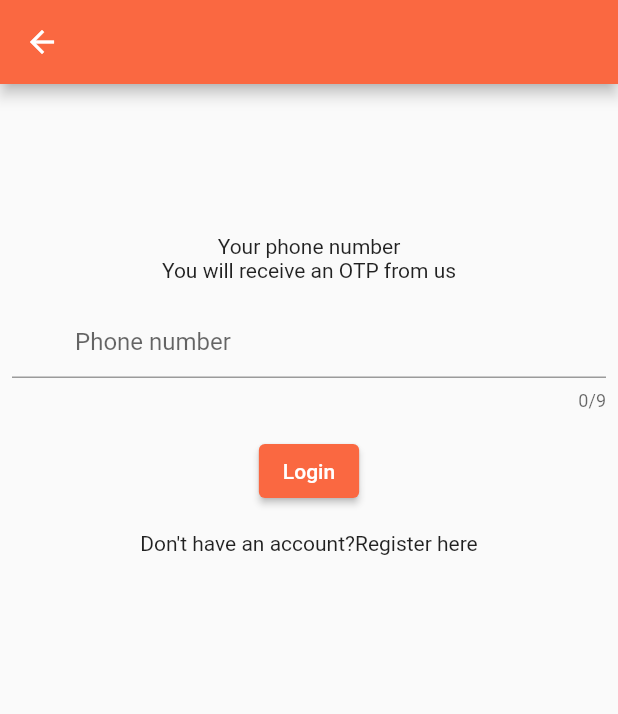
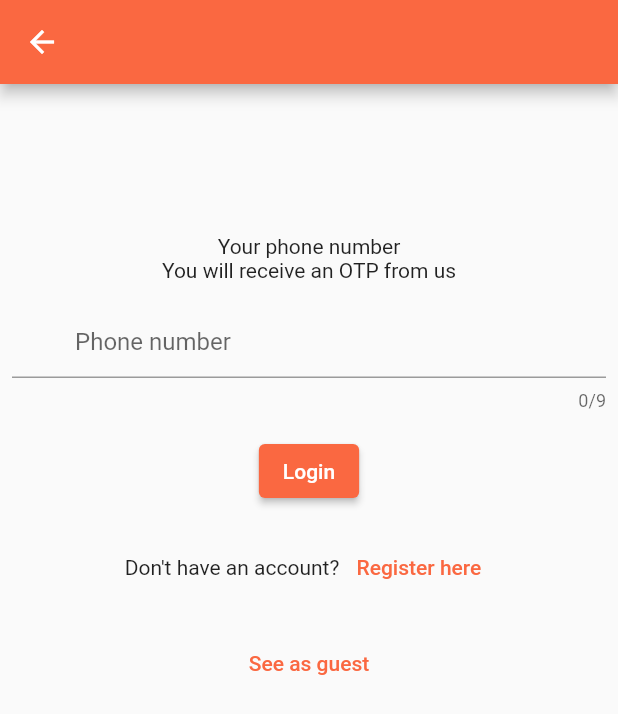
Before and after one commit to firstnoname/iCharm, a Flutter app: the LoginView screen opened directly, on a phone screen of 412 x 824 dp. Shown: the top 714 px of the screen. Run offline on Flutter 3.47's test engine with Material 2 defaults, Android fonts, the phone set to English and light mode, and no system bars; our stand-ins replace bloc, cloud_firestore, equatable, firebase_auth, firebase_core, flutter_bloc and 1 more; missing offline and left inert: geoflutterfire; accounts and stored records are empty; project files that could hold a hidden picture were left out.

Commit message:
Inprogress, Feature register and login by phone number.

```diff
--- a/lib/blocs/app_manager/app_manager_bloc.dart
+++ b/lib/blocs/app_manager/app_manager_bloc.dart
@@ -1,5 +1,6 @@
 import 'package:bloc/bloc.dart';
 import 'package:equatable/equatable.dart';
+import 'package:i_charm/blocs/a_bloc_observer.dart';
 import 'package:meta/meta.dart';
 
 part 'app_manager_event.dart';
@@ -7,6 +8,8 @@ part 'app_manager_state.dart';
 
 class AppManagerBloc extends Bloc<AppManagerEvent, AppManagerState> {
   AppManagerBloc() : super(AppManagerInitialInProgress()) {
+    Bloc.observer = ABlocObserver();
+    // add(AppManagerEventInitialApp());
     on<AppManagerEventInitialApp>(_onAppManagerInitial);
   }
 
--- a/lib/blocs/app_manager/app_manager_state.dart
+++ b/lib/blocs/app_manager/app_manager_state.dart
@@ -11,3 +11,7 @@ abstract class AppManagerState extends Equatable {
 class AppManagerInitialInProgress extends AppManagerState {}
 
 class AppManagerStateInitialSuccess extends AppManagerState {}
+
+class AppManagerStateAuthenticated extends AppManagerState {}
+
+class AppManagerStateUnauthenticated extends AppManagerState {}
--- a/lib/models/models.dart
+++ b/lib/models/models.dart
@@ -1 +1,2 @@
 export 'user.dart';
+export 'geolocation.dart';
--- a/lib/views/login/login_view.dart
+++ b/lib/views/login/login_view.dart
@@ -35,11 +35,18 @@ class LoginView extends StatelessWidget {
                 padding: const EdgeInsets.symmetric(vertical: 16),
                 child: Row(
                   mainAxisAlignment: MainAxisAlignment.center,
-                  children: const [
-                    Text('Don\'t have an account?'),
-                    Text('Register here')
+                  children: [
+                    const Text('Don\'t have an account? '),
+                    TextButton(
+                      child: const Text('Register here'),
+                      onPressed: () {},
+                    )
                   ],
                 ),
+              ),
+              TextButton(
+                child: const Text('See as guest'),
+                onPressed: () {},
               ),
             ],
           ),
--- a/lib/views/main_view/main_view.dart
+++ b/lib/views/main_view/main_view.dart
@@ -56,12 +56,12 @@ class _MainViewState extends State<MainView> {
             label: 'หน้าหลัก',
           ),
           BottomNavigationBarItem(
-            activeIcon: Icon(Icons.home),
+            activeIcon: Icon(Icons.shopping_cart),
             icon: Icon(Icons.shopping_cart),
             label: 'ซื้อสินค้า',
           ),
           BottomNavigationBarItem(
-            activeIcon: Icon(Icons.home),
+            activeIcon: Icon(Icons.person),
             icon: Icon(Icons.person),
             label: 'โปรไฟล์',
           )
--- a/pubspec.yaml
+++ b/pubspec.yaml
@@ -35,7 +35,7 @@ dependencies:
   # Use with the CupertinoIcons class for iOS style icons.
   cupertino_icons: ^1.0.2
   flutter_svg: ^0.22.0
-  flutter_bloc: ^7.3.1
+  flutter_bloc: ^7.1.0
   equatable: ^2.0.3
 
   # Firebase services.
```
Also changed, not shown: lib/icharm_app.dart (+9 -4 lines), lib/models/address.dart (+5 -16 lines), lib/models/geolocation.dart (added, +40 -0 lines), lib/models/user.dart (+24 -1 lines), lib/services/user_api.dart (+6 -1 lines).
